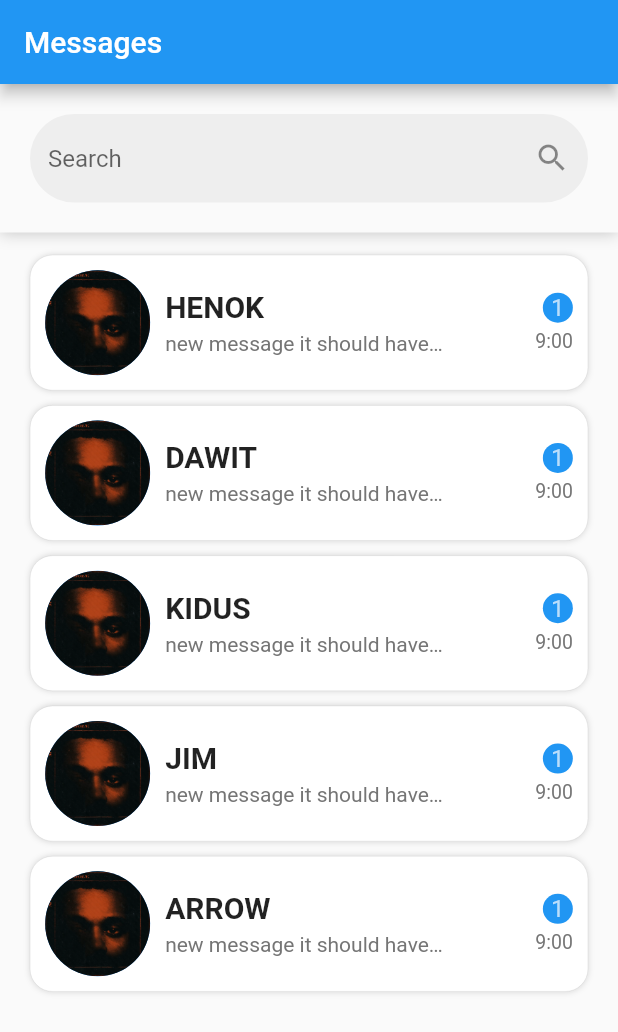
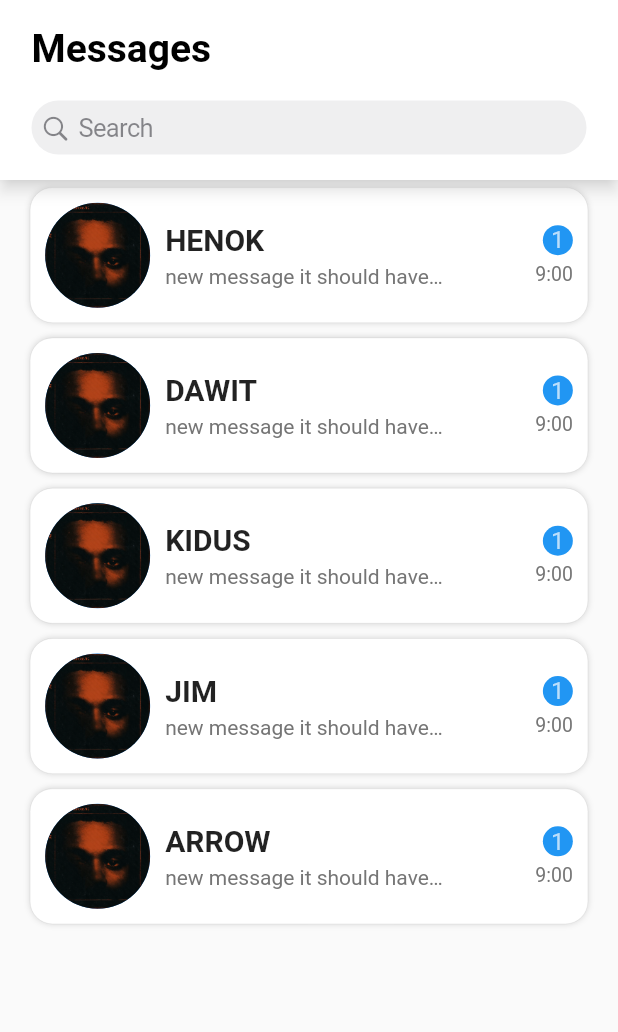
Before and after one commit to zerihunMoges/GOJO, a Flutter app: the screen it shows after launch, on a phone screen of 412 x 824 dp. Shown: the top 1032 px of the screen. Run offline on Flutter 3.47's test engine with Material 2 defaults, Android fonts, the phone set to English and light mode, and no system bars; our stand-ins replace go_router.

Commit message:
chats finished

```diff
--- a/gojo_flutter/lib/pages/chats.dart
+++ b/gojo_flutter/lib/pages/chats.dart
@@ -1,3 +1,4 @@
+import 'package:flutter/cupertino.dart';
 import 'package:flutter/material.dart';
 
 class Chats extends StatefulWidget {
@@ -25,8 +26,10 @@ class _ChatsState extends State<Chats> {
   }
 
   void _search(String query) {
-    List<Map> _searched =
-        _messages.where((user) => user["name"].contains(query)).toList();
+    List<Map> _searched = _messages
+        .where((user) =>
+            user["name"].toString().toLowerCase().contains(query.toLowerCase()))
+        .toList();
     setState(() {
       _foundChats = _searched;
     });
@@ -36,47 +39,39 @@ class _ChatsState extends State<Chats> {
   Widget build(BuildContext context) {
     return Scaffold(
         appBar: AppBar(
-          title: Text("Messages"),
+          toolbarHeight: 120,
+          backgroundColor: Colors.white,
+          shadowColor: Colors.white,
+          title: Container(
+            padding: EdgeInsets.symmetric(
+              horizontal: 5,
+            ),
+            child: Column(
+              mainAxisAlignment: MainAxisAlignment.spaceEvenly,
+              crossAxisAlignment: CrossAxisAlignment.start,
+              children: [
+                Text(
+                  "Messages",
+                  style: TextStyle(
+                    color: Colors.black,
+                    fontWeight: FontWeight.bold,
+                    fontSize: 26,
+                  ),
+                ),
+                SizedBox(
+                  height: 20,
+                ),
+                CupertinoSearchTextField(
+                  borderRadius: BorderRadius.circular(24),
+                  onChanged: (value) => _search(value),
+                ),
+              ],
+            ),
+          ),
           // search should be here.
         ),
         body: Column(
           children: [
-            Container(
-              margin: EdgeInsets.fromLTRB(0, 0, 0, 10),
-              decoration: BoxDecoration(
-                color: Colors.grey[50],
-                boxShadow: <BoxShadow>[
-                  BoxShadow(
-                    color: Colors.grey.withOpacity(0.6),
-                    blurRadius: 8,
-                    offset: Offset(0, 0),
-                  ),
-                ],
-              ),
-              child: Container(
-                margin: EdgeInsets.symmetric(vertical: 10, horizontal: 10),
-                // // height: 38,
-                padding: EdgeInsets.symmetric(
-                  vertical: 10.0,
-                  horizontal: 10.0,
-                ),
-                child: TextField(
-                  onChanged: (value) => _search(value),
-                  decoration: InputDecoration(
-                      filled: true,
-                      fillColor: Colors.grey[200],
-                      border: OutlineInputBorder(
-                        borderSide: BorderSide.none,
-                        borderRadius: BorderRadius.all(
-                          Radius.circular(50),
-                        ),
-                      ),
-                      // prefixIcon: Icon(Icons.search),
-                      suffixIcon: Icon(Icons.search),
-                      hintText: "Search"),
-                ),
-              ),
-            ),
             Expanded(
                 child: _foundChats.isNotEmpty
                     ? ListView.builder(
```
Also changed, not shown: gojo_flutter/lib/pages/search.dart (added, +27 -0 lines).
